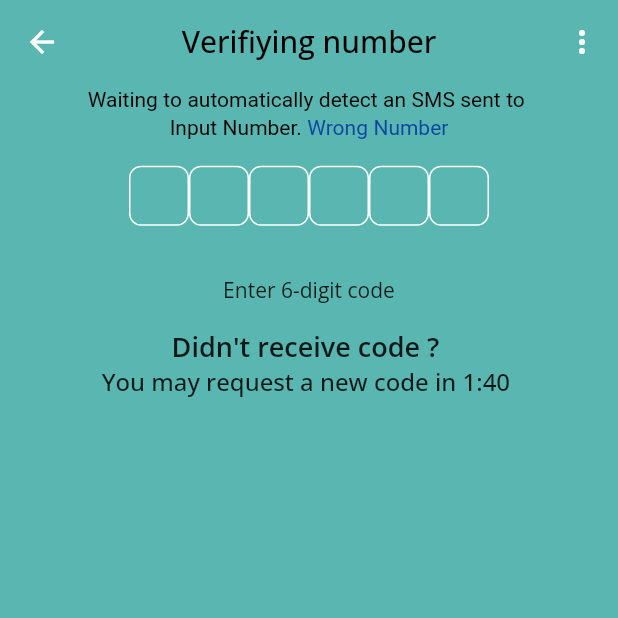
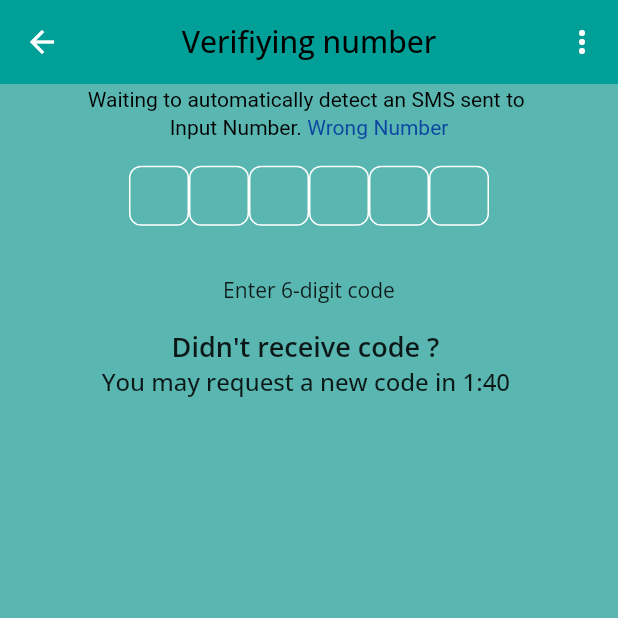
Before and after one commit to Professor150/Chat-App, a Flutter app: the OptInputPage screen opened directly, on a phone screen of 412 x 824 dp, the top half of it. Run offline on Flutter 3.47's test engine with Material 2 defaults, Android fonts, the phone set to English and light mode, and no system bars; our stand-ins replace google_fonts, intl_phone_field; network calls fail.

Commit message:
UI color

```diff
--- a/lib/core/utils/constants.dart
+++ b/lib/core/utils/constants.dart
@@ -2,8 +2,8 @@ import 'package:flutter/material.dart';
 import 'package:google_fonts/google_fonts.dart';
 
 class AppColors {
-  static const backgroundColor = Color(0xFF59B6B0);
-  static const transparentBackgroundColor = Color(0xAA59B6B0);
+  static const backgroundColor = Color(0xff009f97);
+  static const transparentBackgroundColor = Color(0xffDDEDED);
 
   static const Color mainColor = Color(0xff2470c7);
   // static const Color primaryColor = Color(0xFF0D47A1);
--- a/lib/features/chat_app/presentation/pages/login_page.dart
+++ b/lib/features/chat_app/presentation/pages/login_page.dart
@@ -91,7 +91,7 @@ class _LoginScreenState extends State<LoginScreen> {
                         Container(
                           color: AppColors.background,
                           child: Image.network(
-                            ImagePath().splashImage,
+                            ImagePath.splashImage,
                             height: fullHeight(context) * 0.09,
                             width: fullWidth(context) * 0.5,
                           ),
--- a/lib/features/chat_app/presentation/pages/register_page.dart
+++ b/lib/features/chat_app/presentation/pages/register_page.dart
@@ -61,7 +61,7 @@ class _RegisterScreenState extends State<RegisterScreen> {
                   Container(
                     color: AppColors.background,
                     child: Image.network(
-                      ImagePath().splashImage,
+                      ImagePath.splashImage,
                       height: fullHeight(context) * 0.09,
                       width: fullWidth(context) * 0.5,
                     ),
--- a/lib/features/chat_app/presentation/widgets/home_page_widget.dart
+++ b/lib/features/chat_app/presentation/widgets/home_page_widget.dart
@@ -18,12 +18,8 @@ class HomePageWidget extends StatelessWidget {
             Image.asset(
               ImagePath.vurilo,
             ),
-
             Spacer(),
-            Text(
-
             const Text(
-
               'Recent Chat',
               style: TextStyle(fontSize: 20),
             ),
```
